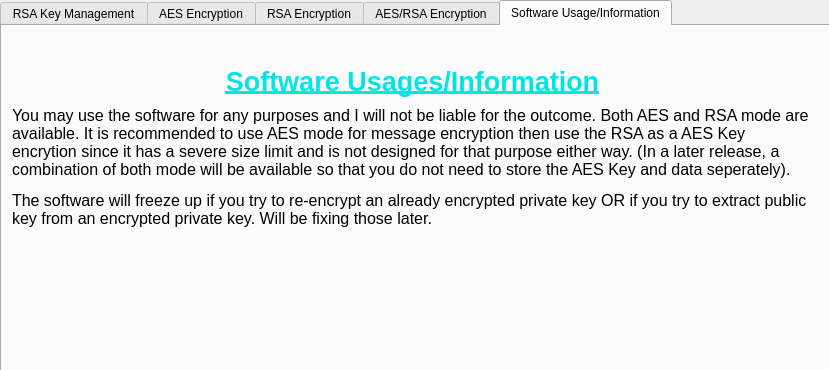
The window that src/TextSecure-QT/mainwindow.ui (zhiyan114/SecureMessage) describes before a commit, drawn with Qt 5; both pictures show x 0 to 829 and y 0 to 370 of the 829 by 623 pixel window.
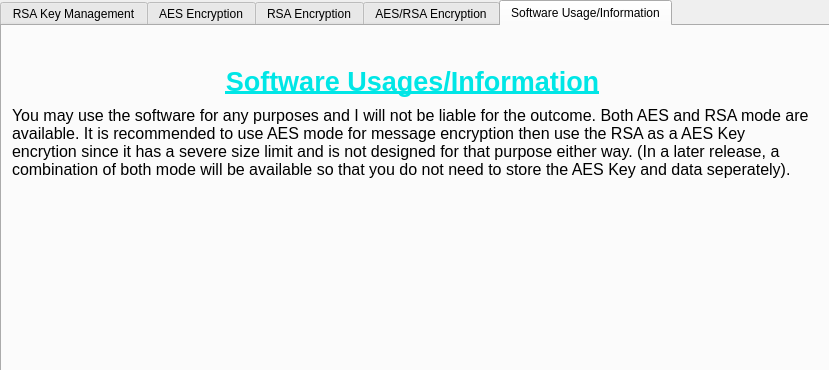
The same window after the commit. The open tabs and pages were chosen to show the change.

Commit message: Fixed the freeze up when using an encrypted private key

```diff
--- a/src/TextSecure-QT/mainwindow.ui
+++ b/src/TextSecure-QT/mainwindow.ui
@@ -766,7 +766,7 @@
        </font>
       </property>
       <property name="text">
-       <string>&lt;html&gt;&lt;head/&gt;&lt;body&gt;&lt;p&gt;You may use the software for any purposes and I will not be liable for the outcome. Both AES and RSA mode are available. It is recommended to use AES mode for message encryption then use the RSA as a AES Key encrytion since it has a severe size limit and is not designed for that purpose either way. (In a later release, a combination of both mode will be available so that you do not need to store the AES Key and data seperately).&lt;/p&gt;&lt;p&gt;The software will freeze up if you try to re-encrypt an already encrypted private key OR if you try to extract public key from an encrypted private key. Will be fixing those later.&lt;/p&gt;&lt;/body&gt;&lt;/html&gt;</string>
+       <string>&lt;html&gt;&lt;head/&gt;&lt;body&gt;&lt;p&gt;You may use the software for any purposes and I will not be liable for the outcome. Both AES and RSA mode are available. It is recommended to use AES mode for message encryption then use the RSA as a AES Key encrytion since it has a severe size limit and is not designed for that purpose either way. (In a later release, a combination of both mode will be available so that you do not need to store the AES Key and data seperately).&lt;/p&gt;&lt;/body&gt;&lt;/html&gt;</string>
       </property>
       <property name="scaledContents">
        <bool>true</bool>
```
Left out of the diff: 2 changed lines with no effect on the pictures. The commit also changes 1 other file.
